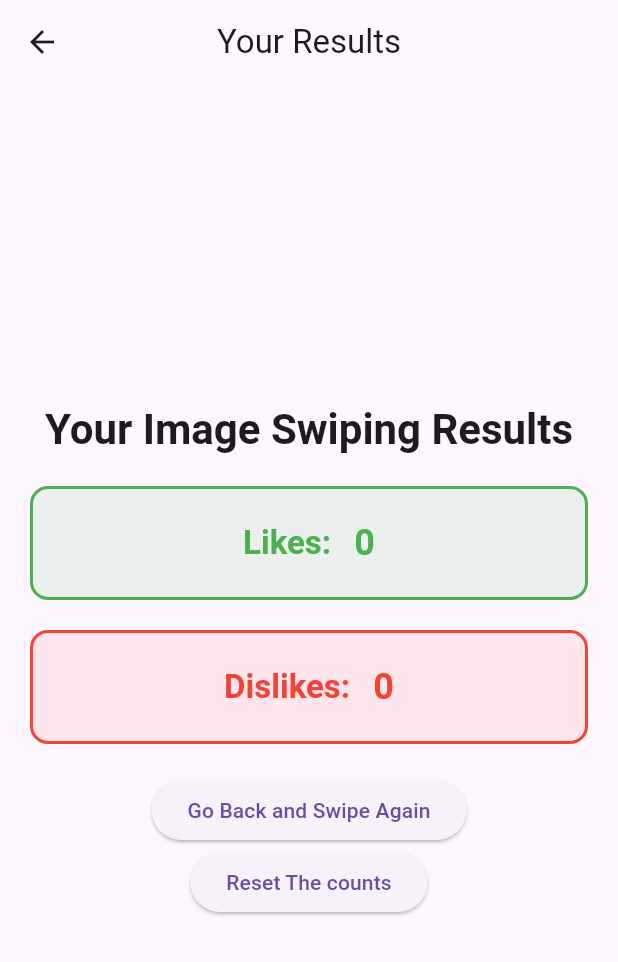
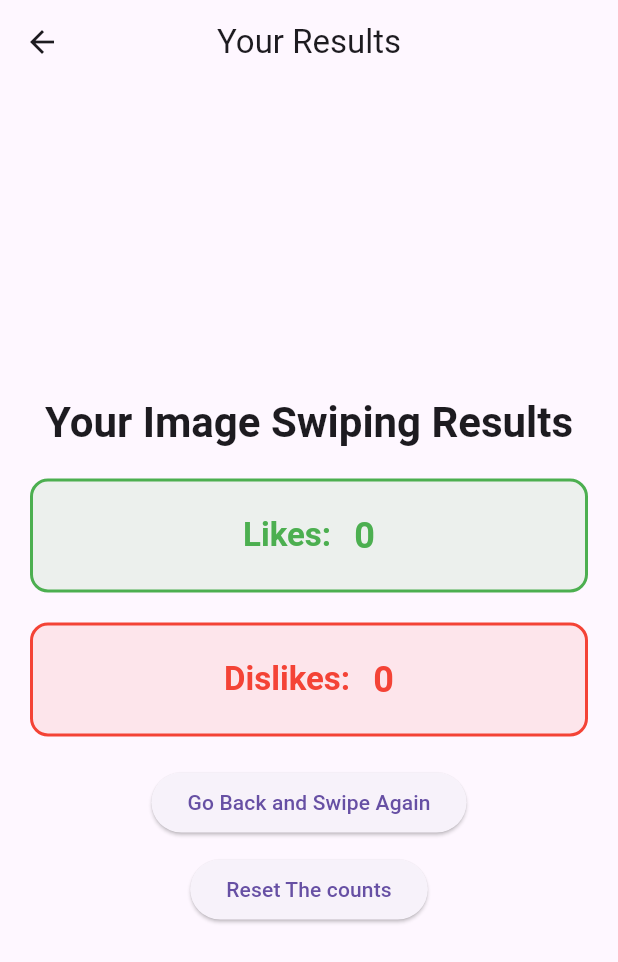
Before and after one commit to aboodsido/PicPick, a Flutter app: the ResultScreen screen opened directly, on a phone screen of 412 x 824 dp. Shown: the top 962 px of the screen. Run offline on Flutter 3.47's test engine with Material 3 defaults, Android fonts, the phone set to English and light mode, and no system bars; our stand-ins replace flutter_card_swiper, get; network calls fail.

Commit message:
finish with the app

```diff
--- a/lib/screens/result_screen.dart
+++ b/lib/screens/result_screen.dart
@@ -1,6 +1,7 @@
 import 'package:flutter/material.dart';
 import 'package:provider/provider.dart';
 import '../providers/image_provider.dart';
+import '../widgets/result_card_widget.dart';
 
 class ResultScreen extends StatelessWidget {
   const ResultScreen({super.key});
@@ -30,7 +31,7 @@ class ResultScreen extends StatelessWidget {
             const SizedBox(height: 20),
 
             // Likes
-            _buildResultCard(
+            buildResultCard(
               context: context,
               label: 'Likes',
               count: imageProvider.likes,
@@ -39,7 +40,7 @@ class ResultScreen extends StatelessWidget {
             const SizedBox(height: 20),
 
             // Dislikes
-            _buildResultCard(
+            buildResultCard(
               context: context,
               label: 'Dislikes',
               count: imageProvider.dislikes,
@@ -47,16 +48,16 @@ class ResultScreen extends StatelessWidget {
             ),
             const SizedBox(height: 20),
 
-            // Optional: A button to go back to the home screen and swipe again
             ElevatedButton(
               onPressed: () {
-                Navigator.pop(context); // Go back to the HomeScreen
+                Navigator.pop(context);
               },
               child: const Text('Go Back and Swipe Again'),
             ),
+            const SizedBox(height: 10),
             ElevatedButton(
               onPressed: () {
-                imageProvider.reset(); // Go back to the HomeScreen
+                imageProvider.reset();
               },
               child: const Text('Reset The counts'),
             ),
@@ -67,39 +68,4 @@ class ResultScreen extends StatelessWidget {
   }
 
   // Helper method to build result card
-  Widget _buildResultCard({
-    required BuildContext context,
-    required String label,
-    required int count,
-    required Color color,
-  }) {
-    return Container(
-      padding: const EdgeInsets.all(20),
-      decoration: BoxDecoration(
-        color: color.withOpacity(0.1),
-        borderRadius: BorderRadius.circular(12),
-        border: Border.all(color: color, width: 2),
-      ),
-      child: Row(
-        mainAxisAlignment: MainAxisAlignment.center,
-        children: [
-          Text(
-            '$label: ',
-            style: Theme.of(context).textTheme.titleLarge?.copyWith(
-                  color: color,
-                  fontWeight: FontWeight.bold,
-                ),
-          ),
-          const SizedBox(width: 10),
-          Text(
-            '$count',
-            style: Theme.of(context).textTheme.headlineSmall?.copyWith(
-                  color: color,
-                  fontWeight: FontWeight.bold,
-                ),
-          ),
-        ],
-      ),
-    );
-  }
 }
--- /dev/null
+++ b/lib/widgets/result_card_widget.dart
@@ -0,0 +1,37 @@
+  import 'package:flutter/material.dart';
+
+Widget buildResultCard({
+    required BuildContext context,
+    required String label,
+    required int count,
+    required Color color,
+  }) {
+    return Container(
+      padding: const EdgeInsets.all(20),
+      decoration: BoxDecoration(
+        color: color.withOpacity(0.1),
+        borderRadius: BorderRadius.circular(12),
+        border: Border.all(color: color, width: 2),
+      ),
+      child: Row(
+        mainAxisAlignment: MainAxisAlignment.center,
+        children: [
+          Text(
+            '$label: ',
+            style: Theme.of(context).textTheme.titleLarge?.copyWith(
+                  color: color,
+                  fontWeight: FontWeight.bold,
+                ),
+          ),
+          const SizedBox(width: 10),
+          Text(
+            '$count',
+            style: Theme.of(context).textTheme.headlineSmall?.copyWith(
+                  color: color,
+                  fontWeight: FontWeight.bold,
+                ),
+          ),
+        ],
+      ),
+    );
+  }
```
Also changed, not shown: lib/providers/image_provider.dart (+9 -9 lines), lib/screens/home_sceen.dart (+64 -15 lines).
